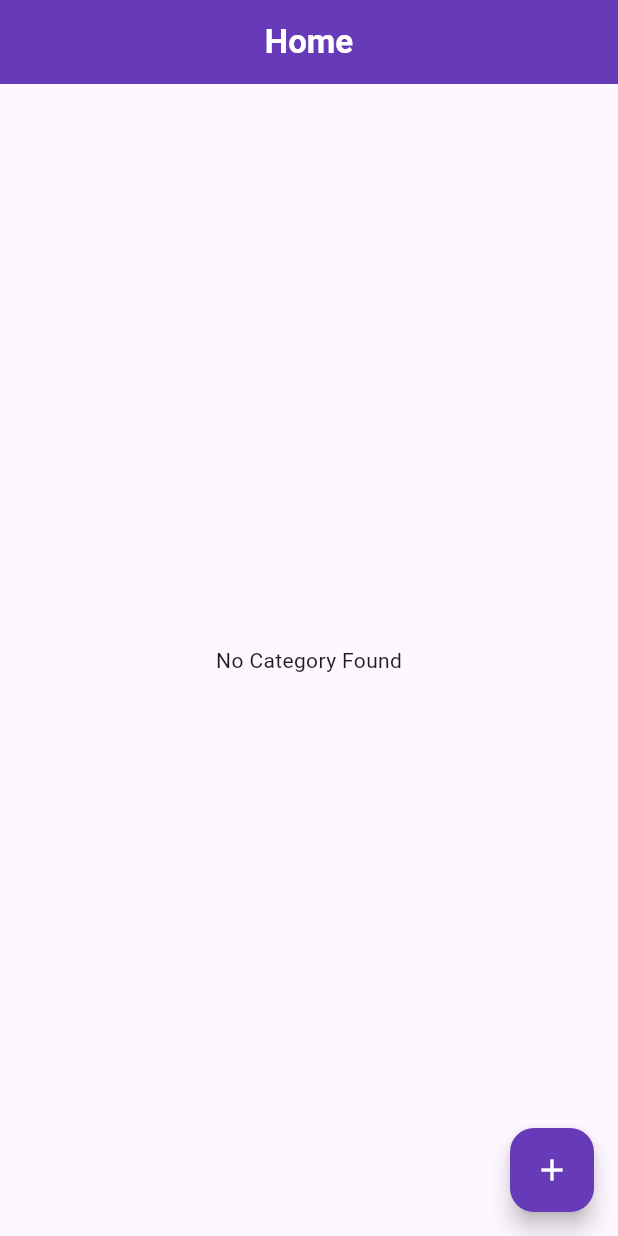
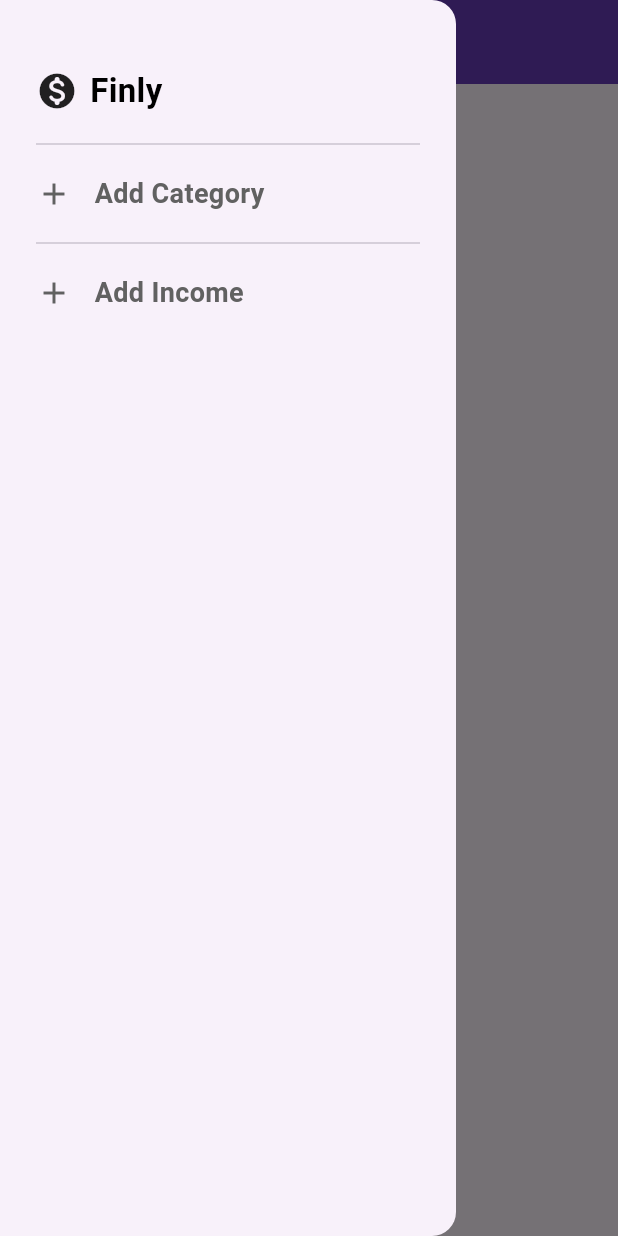
Before and after one commit to priyankafulwari127/finly, a Flutter app: the screen it shows after launch, with the side drawer open (before the commit the screen has no drawer), on a phone screen of 412 x 824 dp. Run offline on Flutter 3.47's test engine with Material 3 defaults, Android fonts, the phone set to English and light mode, and no system bars; our stand-ins replace get, hive, hive_flutter, shared_preferences; missing offline and left inert: dart:ffi; accounts and stored records are empty.

Commit message:
income added

```diff
--- /dev/null
+++ b/lib/controller/IncomeController.dart
@@ -0,0 +1,23 @@
+import 'package:get/get.dart';
+import 'package:shared_preferences/shared_preferences.dart';
+
+class IncomeController extends GetxController{
+  var income = 0.0.obs;
+
+  @override
+  void onInit(){
+    super.onInit();
+    getIncome();
+  }
+
+  Future<void> saveIncome(double text)async{
+    SharedPreferences sharedPreferences = await SharedPreferences.getInstance();
+    sharedPreferences.setDouble('income', text);
+    income.value = text;
+  }
+
+  Future<void> getIncome()async{
+    SharedPreferences sharedPreferences = await SharedPreferences.getInstance();
+    sharedPreferences.getDouble('income');
+  }
+}
--- a/lib/main.dart
+++ b/lib/main.dart
@@ -1,6 +1,7 @@
 import 'package:finly/model/categoryModel/Category.dart';
 import 'package:finly/model/transactionModel/Transaction.dart';
 import 'package:finly/ui/AddCategoryScreen.dart';
+import 'package:finly/ui/AddIncome.dart';
 import 'package:finly/ui/DetailsScreen.dart';
 import 'package:finly/ui/HomeScreen.dart';
 import 'package:finly/ui/TransactionHistory.dart';
@@ -47,6 +48,7 @@ class MyApp extends StatelessWidget {
               date: '',
               categoryId: '',
             ),
+        '/addIncome' : (context) => AddIncome(),
       },
     );
   }
--- a/lib/ui/HomeScreen.dart
+++ b/lib/ui/HomeScreen.dart
@@ -1,4 +1,5 @@
 import 'package:finly/controller/CategoryController.dart';
+import 'package:finly/controller/IncomeController.dart';
 import 'package:finly/controller/TransactionController.dart';
 import 'package:finly/data/IconList.dart';
 import 'package:finly/model/categoryModel/Category.dart';
@@ -13,6 +14,7 @@ class HomeScreen extends StatelessWidget {
 
   CategoryController categoryController = Get.put(CategoryController());
   TransactionController transactionController = Get.put(TransactionController());
+  IncomeController incomeController = Get.put(IncomeController());
   IconList iconList = IconList();
   Category category = Category(id: '', iconPoints: 0, fontFamily: '', iconFontPackage: '');
 
@@ -31,15 +33,88 @@ class HomeScreen extends StatelessWidget {
         centerTitle: true,
         backgroundColor: Colors.deepPurple,
       ),
-      floatingActionButton: FloatingActionButton(
-        foregroundColor: Colors.deepPurple,
-        backgroundColor: Colors.deepPurple,
-        onPressed: () {
-          Get.toNamed('/addCategory');
-        },
-        child: Icon(
-          Icons.add,
-          color: Colors.white,
+      drawer: Drawer(
+        child: Padding(
+          padding: const EdgeInsets.only(left: 24.0, top: 45, bottom: 45, right: 24),
+          child: SingleChildScrollView(
+            child: Column(
+              crossAxisAlignment: CrossAxisAlignment.start,
+              children: [
+                Row(
+                  children: [
+                    Icon(
+                      Icons.monetization_on_rounded,
+                      size: 28,
+                    ),
+                    SizedBox(
+                      width: 8,
+                    ),
+                    Text(
+                      'Finly',
+                      textAlign: TextAlign.start,
+                      style: TextStyle(
+                        fontSize: 22,
+                        color: Colors.black,
+                        fontWeight: FontWeight.bold,
+                      ),
+                    ),
+                  ],
+                ),
+                Divider(
+                  height: 40,
+                ),
+                GestureDetector(
+                  onTap: () {
+                    Get.toNamed('/addCategory');
+                  },
+                  child: Row(
+                    children: [
+                      Icon(
+                        Icons.add,
+                        size: 24,
+                        color: Colors.grey[700],
+                      ),
+                      SizedBox(
+                        width: 15,
+                      ),
+                      Text(
+                        'Add Category',
+                        style: TextStyle(fontSize: 18, color: Colors.grey[700], fontWeight: FontWeight.bold),
+                      ),
+                    ],
+                  ),
+                ),
+                Divider(
+                  height: 40,
+                ),
+                GestureDetector(
+                  onTap: () {
+                    Get.toNamed('/addIncome');
+                  },
+                  child: Row(
+                    children: [
+                      Icon(
+                        Icons.add,
+                        size: 24,
+                        color: Colors.grey[700],
+                      ),
+                      SizedBox(
+                        width: 15,
+                      ),
+                      Text(
+                        'Add Income',
+                        style: TextStyle(
+                          fontSize: 18,
+                          color: Colors.grey[700],
+                          fontWeight: FontWeight.bold,
+                        ),
+                      ),
+                    ],
+                  ),
+                )
+              ],
+            ),
+          ),
         ),
       ),
       body: Padding(
@@ -71,7 +146,31 @@ class HomeScreen extends StatelessWidget {
                               fontWeight: FontWeight.bold,
                             ),
                           ),
-                          SizedBox(height: 30,),
+                          SizedBox(
+                            height: 30,
+                          ),
+                          Padding(
+                            padding: EdgeInsets.only(top: 10, bottom: 5),
+                            child: Text(
+                              'Monthly Income',
+                              style: TextStyle(
+                                fontSize: 16,
+                                color: Colors.black,
+                              ),
+                            ),
+                          ),
+                          Obx(() {
+                            return Text(
+                              incomeController.income.value.toString(),
+                              style: TextStyle(
+                                fontSize: 30,
+                                fontWeight: FontWeight.bold,
+                              ),
+                            );
+                          }),
+                          SizedBox(
+                            height: 30,
+                          ),
                           Expanded(
                             child: GridView.builder(
                               gridDelegate: SliverGridDelegateWithFixedCrossAxisCount(
--- a/pubspec.yaml
+++ b/pubspec.yaml
@@ -39,6 +39,7 @@ dependencies:
   hive: ^2.2.3
   hive_flutter: ^1.1.0
   intl: ^0.20.2
+  shared_preferences: ^2.5.3
 
 dev_dependencies:
   flutter_test:
```
Also changed, not shown: lib/ui/AddIncome.dart (added, +116 -0 lines), pubspec.lock, 1 other file.
